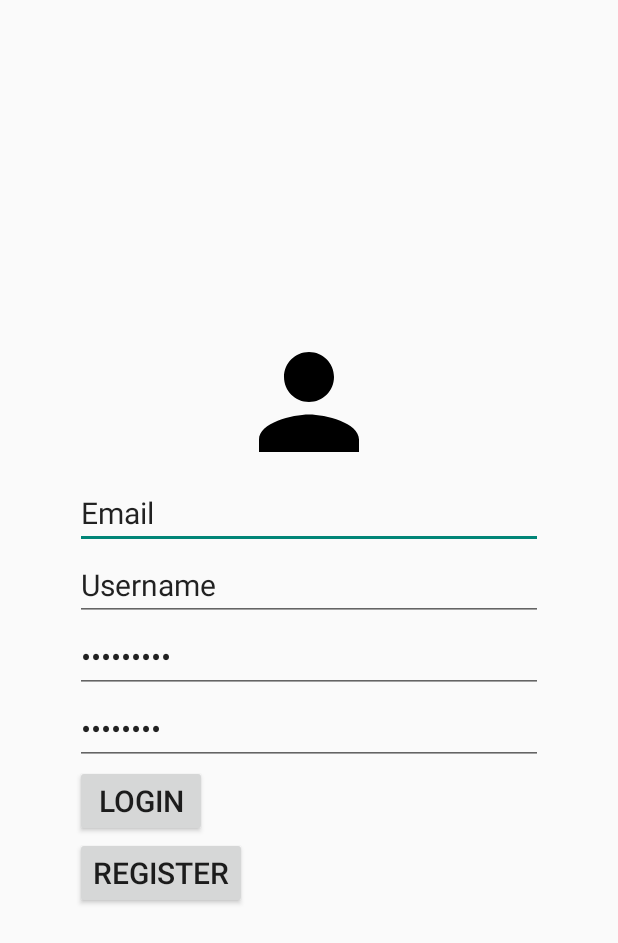
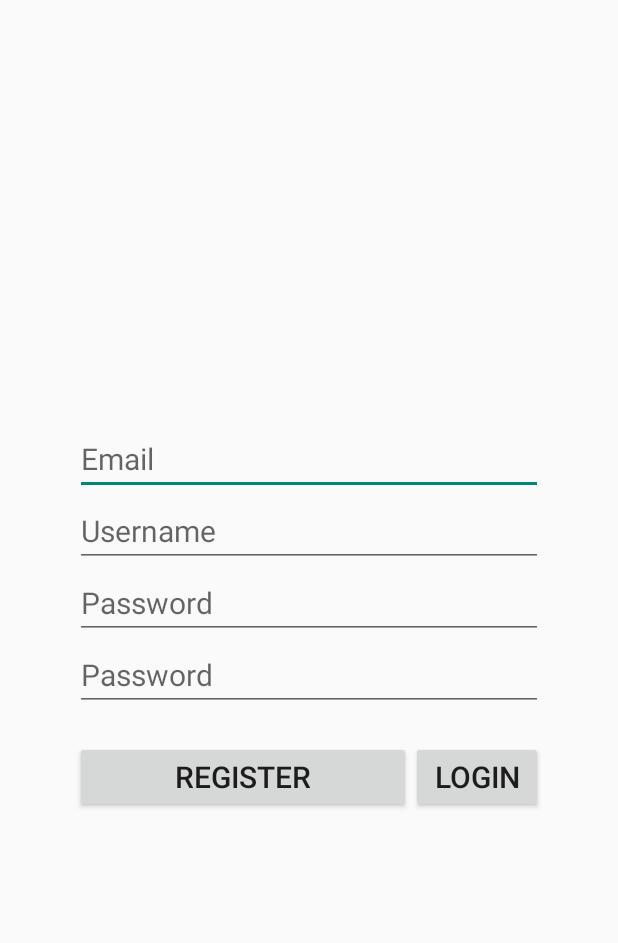
Before and after one commit to kamilapereira/Mobile_Apps_Repeat, an Android app built with Jetpack Compose: the RegisterActivity screen opened directly, with no data from a screen before it, on a phone screen of 412 x 824 dp. Shown: the top 943 px of the screen. Run offline under Robolectric (Android 15) with nearby library versions, the phone set to English and light mode, and no system bars.

Commit message:
Update README, Fixing login and register

```diff
--- a/app/src/main/res/layout/activity_register.xml
+++ b/app/src/main/res/layout/activity_register.xml
@@ -16,61 +16,60 @@
         app:layout_constraintStart_toStartOf="parent"
         app:layout_constraintTop_toTopOf="parent">
 
-        <ImageView
-            android:layout_width="100dp"
-            android:layout_height="100dp"
-            android:layout_gravity="center"
-            android:src="@drawable/baseline_person_24" />
-
         <EditText
             android:id="@+id/email"
             android:layout_width="match_parent"
             android:layout_height="wrap_content"
-            android:hint="Email"
+            android:hint="@string/email"
             android:inputType="textEmailAddress"
-            android:text="Email"
             android:textSize="20sp" />
 
         <EditText
             android:id="@+id/username"
             android:layout_width="match_parent"
             android:layout_height="wrap_content"
-            android:hint="Username"
+            android:hint="@string/username"
             android:inputType="textPersonName"
-            android:text="Username"
             android:textSize="20sp" />
 
         <EditText
             android:id="@+id/password"
             android:layout_width="match_parent"
             android:layout_height="wrap_content"
-            android:hint="Password"
+            android:hint="@string/password"
             android:inputType="textPassword"
-            android:text="Ppassword"
             android:textSize="20sp" />
 
         <EditText
             android:id="@+id/confirm_password"
             android:layout_width="match_parent"
             android:layout_height="wrap_content"
-            android:hint="Password"
+            android:hint="@string/password"
             android:inputType="textPassword"
-            android:text="Password"
             android:textSize="20sp" />
 
-        <Button
-            android:id="@+id/login_btn"
-            android:layout_width="wrap_content"
+        <LinearLayout
+            android:layout_width="match_parent"
             android:layout_height="wrap_content"
-            android:text="Login"
-            android:textSize="20sp" />
+            android:layout_marginTop="20dp"
+            android:orientation="horizontal">
 
-        <Button
-            android:id="@+id/register_btn"
-            android:layout_width="wrap_content"
-            android:layout_height="wrap_content"
-            android:text="Register"
-            android:textSize="20sp" />
+            <Button
+                android:id="@+id/register_btn"
+                android:layout_width="0dp"
+                android:layout_height="wrap_content"
+                android:layout_weight="1"
+                android:text="@string/register"
+                android:textSize="20sp" />
+
+            <Button
+                android:id="@+id/login_btn"
+                android:layout_width="wrap_content"
+                android:layout_height="wrap_content"
+                android:text="@string/login"
+                android:textSize="20sp" />
+
+        </LinearLayout>
 
     </LinearLayout>
 
--- a/app/src/main/res/values/strings.xml
+++ b/app/src/main/res/values/strings.xml
@@ -2,4 +2,9 @@
     <string name="app_name">Shopping App</string>
 <!-- TODO: Remove or change this placeholder text -->
     <string name="hello_blank_fragment">Hello blank fragment</string>
+    <string name="username">Username</string>
+    <string name="password">Password</string>
+    <string name="login">Login</string>
+    <string name="register">Register</string>
+    <string name="email">Email</string>
 </resources>
```
Also changed, not shown: app/src/main/res/layout/activity_login.xml (+14 -13 lines), 1 other file.
